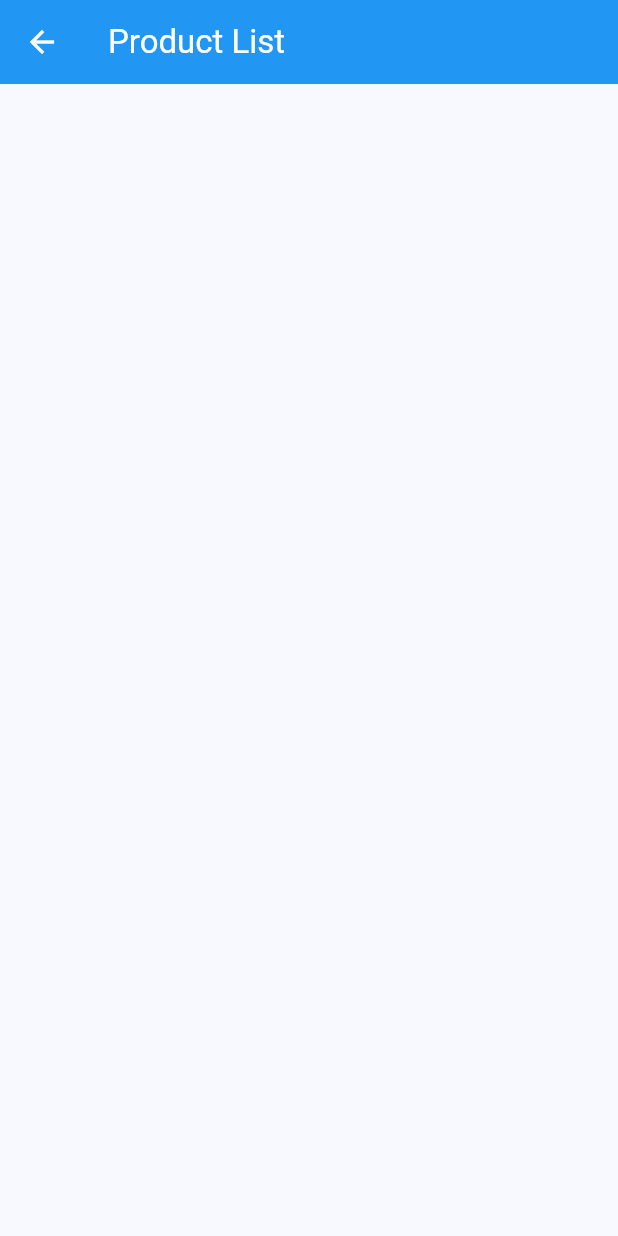
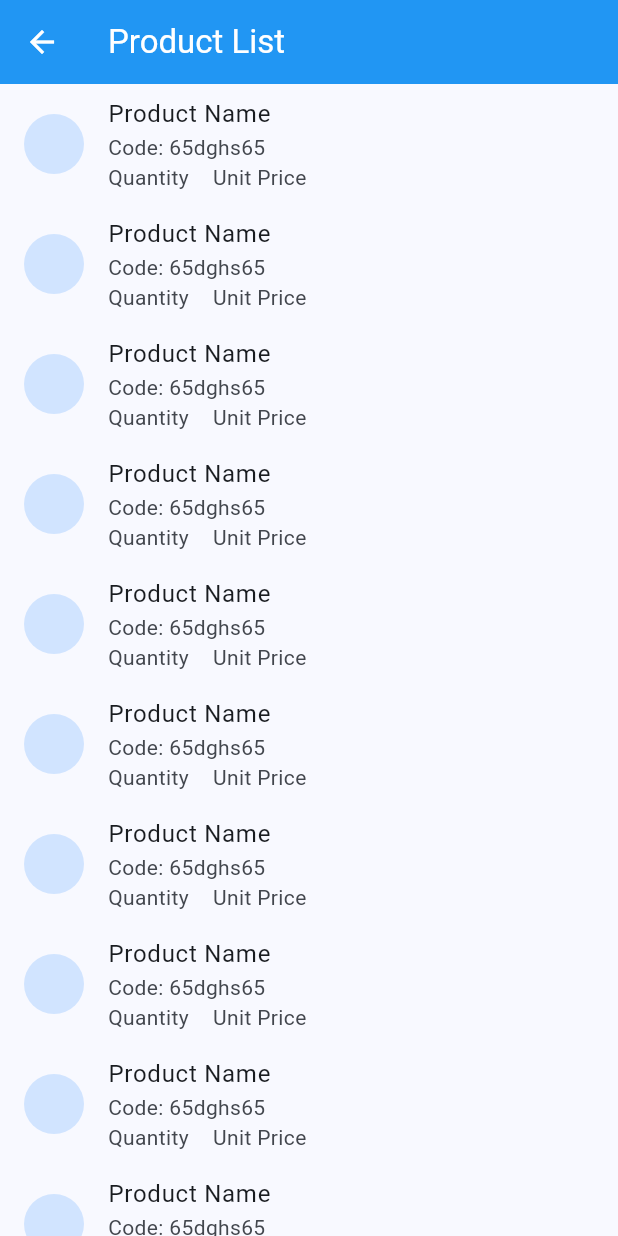
Before and after one commit to majidbhuiyan20/Flutter-Practice, a Flutter app: the CrudAppScreen screen opened by its route, on a phone screen of 412 x 824 dp. Run offline on Flutter 3.47's test engine with Material 3 defaults, Android fonts, the phone set to English and light mode, and no system bars; our stand-ins replace badges, cloud_firestore, firebase_auth, firebase_core, flutter_local_notifications, flutter_riverpod and 6 more; accounts and stored records are empty.

Commit message:
add list in product list screen

```diff
--- a/lib/project/crud_app/crud_app_screen.dart
+++ b/lib/project/crud_app/crud_app_screen.dart
@@ -22,7 +22,29 @@ class _CrudAppScreenState extends State<CrudAppScreen> {
           onPressed: () => Navigator.of(context).pop(),
         ),
       ),
+      body: ListView.builder(
+          itemCount: 10,
+          itemBuilder: (context, index){
+        return ListTile(
+          leading: CircleAvatar(),
+          title: const Text("Product Name"),
+          subtitle:  Column(
+            crossAxisAlignment: CrossAxisAlignment.start,
+            children: [
+              Text("Code: 65dghs65"),
+              Row(
+                spacing: 16,
+                children: [
+                  Text("Quantity"),
+                  Text("Unit Price"),
+                ],
 
+              ),
+            ],
+
+          ),
+        );
+      }),
     );
   }
 }
```
